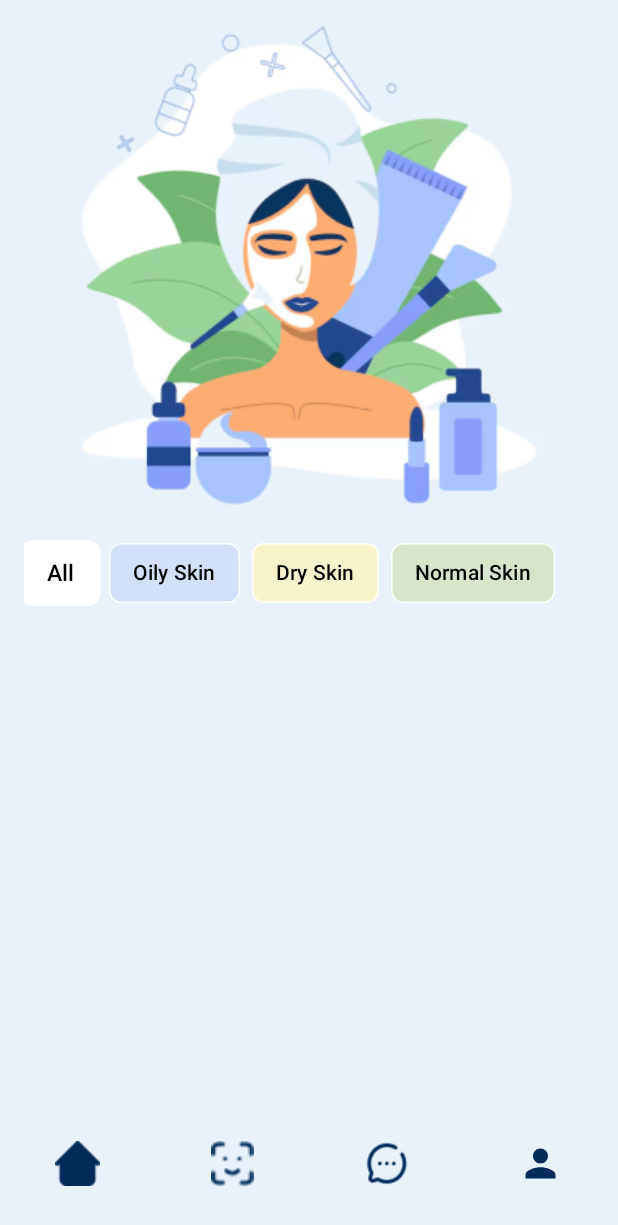
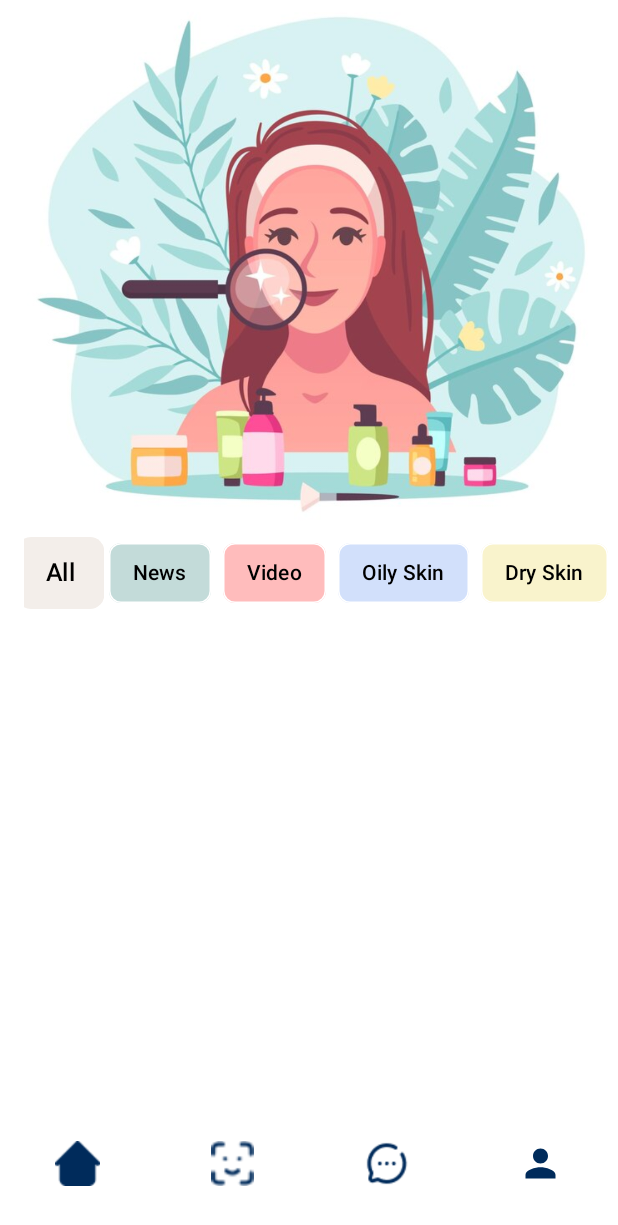
Before and after one commit to Bangkit-Beauskin/beauskin-mobile-app, an Android app: the layout activity_main.xml on its own in the app's theme, with its tools: preview values and no code run, on a phone screen of 412 x 824 dp. Shown: the top 1225 px of the screen. Run offline under Robolectric (Android 15) with nearby library versions, the phone set to English and light mode, and no system bars.

Commit message:
Update ui main and filter product, news, and video

```diff
--- a/app/src/main/res/animator/chip_state_list_anim.xml
+++ b/app/src/main/res/animator/chip_state_list_anim.xml
@@ -5,12 +5,12 @@
             <objectAnimator
                 android:propertyName="scaleX"
                 android:duration="150"
-                android:valueTo="1.1"
+                android:valueTo="1.2"
                 android:valueType="floatType"/>
             <objectAnimator
                 android:propertyName="scaleY"
                 android:duration="150"
-                android:valueTo="1.1"
+                android:valueTo="1.2"
                 android:valueType="floatType"/>
         </set>
     </item>
--- a/app/src/main/res/layout/activity_main.xml
+++ b/app/src/main/res/layout/activity_main.xml
@@ -5,7 +5,7 @@
     android:layout_width="match_parent"
     android:layout_height="match_parent"
     android:fitsSystemWindows="true"
-    android:background="@color/main">
+    android:background="@color/white">
 
     <com.google.android.material.appbar.AppBarLayout
         android:id="@+id/appBarLayout"
@@ -26,7 +26,7 @@
                 android:layout_width="match_parent"
                 android:layout_height="350dp"
                 android:scaleType="centerCrop"
-                android:src="@drawable/imagemain"
+                android:src="@drawable/tes2"
                 android:contentDescription="Main Illustration"
                 android:fitsSystemWindows="true"
                 app:layout_collapseMode="parallax"/>
@@ -38,7 +38,7 @@
             android:layout_width="match_parent"
             android:layout_height="wrap_content"
             android:scrollbars="none"
-            android:background="@color/main"
+            android:background="@color/white"
             android:paddingTop="8dp"
             android:paddingBottom="8dp"
             app:layout_scrollFlags="noScroll">
@@ -58,6 +58,22 @@
                     android:text="All"
                     android:checkable="true"
                     android:checked="true"/>
+
+                <com.google.android.material.chip.Chip
+                    android:id="@+id/chipNews"
+                    style="@style/ChipStyle.News"
+                    android:layout_width="wrap_content"
+                    android:layout_height="wrap_content"
+                    android:text="News"
+                    android:checkable="true"/>
+
+                <com.google.android.material.chip.Chip
+                    android:id="@+id/chipVideo"
+                    style="@style/ChipStyle.Video"
+                    android:layout_width="wrap_content"
+                    android:layout_height="wrap_content"
+                    android:text="Video"
+                    android:checkable="true"/>
 
                 <com.google.android.material.chip.Chip
                     android:id="@+id/chipOily"
@@ -82,6 +98,8 @@
                     android:layout_height="wrap_content"
                     android:text="Normal Skin"
                     android:checkable="true"/>
+
+
 
             </com.google.android.material.chip.ChipGroup>
         </HorizontalScrollView>
@@ -117,7 +135,7 @@
         android:layout_width="match_parent"
         android:layout_height="wrap_content"
         android:layout_gravity="bottom"
-        android:background="@android:color/transparent"
+        android:background="@color/white"
         android:paddingVertical="8dp"
         app:elevation="0dp"
         app:itemIconSize="30dp"
--- a/app/src/main/res/values/colors.xml
+++ b/app/src/main/res/values/colors.xml
@@ -7,6 +7,9 @@
     <color name="light_yellow">#F9F3CC</color>
     <color name="light_green">#D7E5CA</color>
     <color name="light_gray">#D9D9D9</color>
+    <color name="light_purple">#C3DBD9</color>
+    <color name="light_red">#FFBCBC</color>
+    <color name="grey">#F3EEEA</color>
     <color name="main">#E9F2FB</color>
 
 </resources>
--- a/app/src/main/res/values/styles.xml
+++ b/app/src/main/res/values/styles.xml
@@ -2,6 +2,9 @@
 <resources>
     <style name="CircularImageView">
         <item name="cornerSize">50%</item>
+    </style>
+    <style name="RoundedImageView">
+        <item name="cornerSize">8dp</item>
     </style>
 
     <!-- Base ChipStyle -->
@@ -22,7 +25,7 @@
     <!-- Style for the "All" chip -->
     <style name="ChipStyle.All">
         <item name="chipStrokeColor">@android:color/transparent</item>
-        <item name="chipBackgroundColor">@color/white</item>
+        <item name="chipBackgroundColor">@color/grey</item>
         <item name="android:textColor">@color/black</item>
     </style>
 
@@ -43,4 +46,16 @@
         <item name="chipStrokeColor">@color/white</item>
         <item name="android:textColor">@color/black</item>
     </style>
+
+    <style name="ChipStyle.News">
+        <item name="chipBackgroundColor">@color/light_purple</item>
+        <item name="chipStrokeColor">@color/white</item>
+        <item name="android:textColor">@color/black</item>
+    </style>
+
+    <style name="ChipStyle.Video">
+        <item name="chipBackgroundColor">@color/light_red</item>
+        <item name="chipStrokeColor">@color/white</item>
+        <item name="android:textColor">@color/black</item>
+    </style>
 </resources>
```
Also changed, not shown: app/src/main/java/com/dicoding/bangkitcapstone/adapter/FooterLoadStateAdapter.kt (added, +45 -0 lines), app/src/main/java/com/dicoding/bangkitcapstone/adapter/ItemAdapter.kt (deleted, +0 -170 lines), app/src/main/java/com/dicoding/bangkitcapstone/adapter/ProductPagingAdapter.kt (added, +122 -0 lines), app/src/main/java/com/dicoding/bangkitcapstone/data/api/ApiService.kt (+8 -0 lines), app/src/main/java/com/dicoding/bangkitcapstone/data/paging/ProductPagingSource.kt (added, +45 -0 lines), app/src/main/java/com/dicoding/bangkitcapstone/data/repository/MainRepository.kt (+16 -30 lines), app/src/main/java/com/dicoding/bangkitcapstone/main/MainActivity.kt (+7 -19 lines), app/src/main/res/layout/item_grid.xml (+13 -8 lines), app/src/main/res/layout/item_loading.xml (added, +29 -0 lines), app/src/main/res/values/strings.xml (+7 -0 lines), app/src/main/res/drawable/tes1.jpg (added), app/src/main/res/drawable/tes2.jpg (added), app/src/main/res/drawable/tes3.jpg (added).
